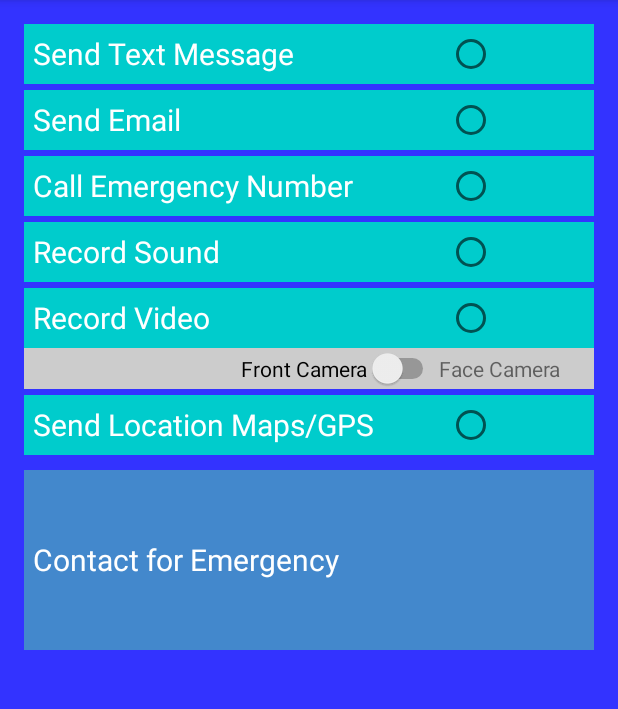
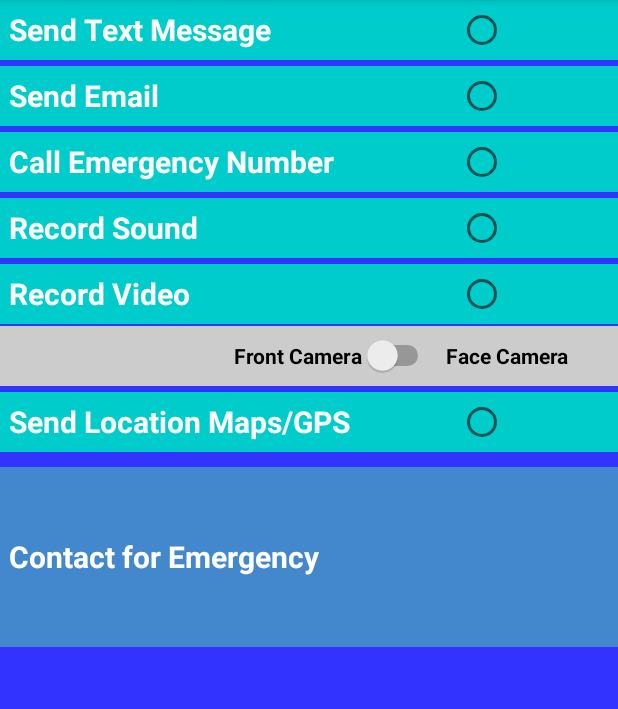
Before and after one commit to ShaunM74/ProgrammingProject1, an Android app: the Settings screen opened directly, with no data from a screen before it, on a phone screen of 412 x 824 dp, the part 84-793 px from its top. Run offline under Robolectric (Android 15) with nearby library versions, the phone set to English and light mode, and no system bars.

Commit message:
Most of the layout is done, no code linking, text still hard coded, no contact placeholder.

```diff
--- a/app/src/main/res/layout/activity_settings.xml
+++ b/app/src/main/res/layout/activity_settings.xml
@@ -1,4 +1,5 @@
 <?xml version="1.0" encoding="utf-8"?>
+<!--
 <RelativeLayout xmlns:android="http://schemas.android.com/apk/res/android"
     xmlns:tools="http://schemas.android.com/tools"
     android:layout_width="match_parent"
@@ -7,6 +8,13 @@
     android:paddingLeft="@dimen/activity_horizontal_margin"
     android:paddingRight="@dimen/activity_horizontal_margin"
     android:paddingTop="@dimen/activity_vertical_margin"
+    tools:context="group4.programmingproject1.Settings"
+    android:background="#3333ff">
+-->
+<ScrollView xmlns:android="http://schemas.android.com/apk/res/android"
+    xmlns:tools="http://schemas.android.com/tools"
+    android:layout_width="fill_parent"
+    android:layout_height="fill_parent"
     tools:context="group4.programmingproject1.Settings"
     android:background="#3333ff">
 
@@ -32,6 +40,7 @@
                 android:layout_column="2"
                 android:textSize="20sp"
                 android:textColor="#FFFFFF"
+                android:textStyle="bold"
                 android:paddingStart="6dp"
                 />
 
@@ -71,7 +80,8 @@
                 android:layout_column="2"
                 android:textSize="20sp"
                 android:textColor="#FFFFFF"
-                android:paddingStart="6dp" />
+                android:paddingStart="6dp"
+                android:textStyle="bold"/>
 
             <RadioButton
                 android:layout_width="wrap_content"
@@ -103,7 +113,8 @@
                 android:layout_column="2"
                 android:textSize="20sp"
                 android:textColor="#FFFFFF"
-                android:paddingStart="6dp"/>
+                android:paddingStart="6dp"
+                android:textStyle="bold"/>
 
             <RadioButton
                 android:layout_width="wrap_content"
@@ -135,7 +146,8 @@
                 android:layout_column="2"
                 android:textSize="20sp"
                 android:textColor="#FFFFFF"
-                android:paddingStart="6dp"/>
+                android:paddingStart="6dp"
+                android:textStyle="bold"/>
 
             <RadioButton
                 android:layout_width="wrap_content"
@@ -167,7 +179,8 @@
                 android:layout_column="2"
                 android:textSize="20sp"
                 android:textColor="#FFFFFF"
-                android:paddingStart="6dp"/>
+                android:paddingStart="6dp"
+                android:textStyle="bold"/>
 
             <RadioButton
                 android:layout_width="wrap_content"
@@ -177,11 +190,18 @@
                 android:layout_column="3"
                 android:checked="false" />
         </TableRow>
+        <TableRow
+            android:layout_width="match_parent"
+            android:layout_height="match_parent"
+            android:minHeight="1dp">
 
+        </TableRow>
         <TableRow
             android:layout_width="match_parent"
             android:layout_height="match_parent"
             android:background="#CCCCCC"
+            android:minHeight="40dp"
+            android:gravity="center_vertical">
             >
 
             <Switch
@@ -190,6 +210,8 @@
                 android:layout_column="2"
                 android:checked="false"
                 android:text="Front Camera"
+                android:textStyle="bold"
+                android:paddingEnd="8dp"
                 android:textAlignment="textEnd" />
 
             <TextView
@@ -199,7 +221,9 @@
                 android:text="Face Camera"
                 android:id="@+id/textView7"
                 android:layout_weight="1"
-                android:layout_column="3" />
+                android:layout_column="3"
+                android:textStyle="bold"
+                android:textColor="#000000" />
         </TableRow>
 
         <TableRow
@@ -226,7 +250,8 @@
                 android:layout_column="2"
                 android:textSize="20sp"
                 android:textColor="#FFFFFF"
-                android:paddingStart="6dp" />
+                android:paddingStart="6dp"
+                android:textStyle="bold"/>
 
             <RadioButton
                 android:layout_width="wrap_content"
@@ -261,8 +286,13 @@
                 android:textColor="#FFFFFF"
                 android:paddingStart="6dp"
                 android:minHeight="120dp"
-                android:gravity="center_vertical"/>
+                android:gravity="center_vertical"
+                android:textStyle="bold"/>
+
         </TableRow>
 
     </TableLayout>
+<!--
 </RelativeLayout>
+-->
+</ScrollView>
```
